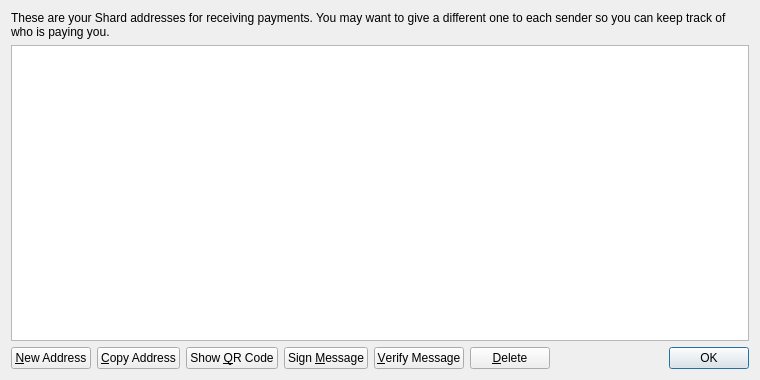
Old version of the form src/qt/forms/addressbookpage.ui in the repository ShardcoinRepo/shard.
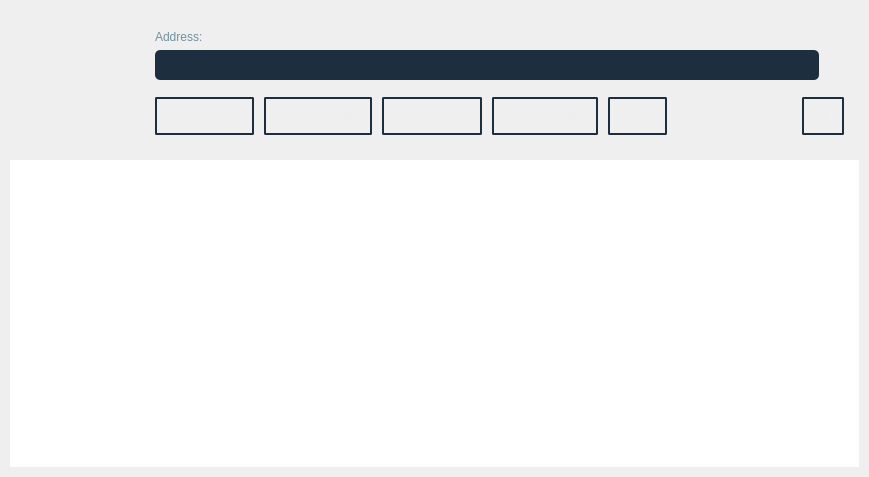
New version of the form. Icons and pictures are not drawn. Custom widgets are drawn as their Qt base class.

```diff
--- a/src/qt/forms/addressbookpage.ui
+++ b/src/qt/forms/addressbookpage.ui
@@ -6,69 +6,251 @@
    <rect>
     <x>0</x>
     <y>0</y>
-    <width>760</width>
-    <height>380</height>
+    <width>869</width>
+    <height>477</height>
    </rect>
   </property>
   <property name="windowTitle">
    <string>Address Book</string>
   </property>
+  <property name="styleSheet">
+   <string notr="true">QHeaderView::section {
+    background-color: qlineargradient(x1:0, y1:0, x2:0, y2:1,
+                                      stop:0 #616161, stop: 0.5 #505050,
+                                      stop: 0.6 #434343, stop:1 #656565);
+    color: white;
+    padding-left: 4px;
+    border: 1px solid #6c6c6c;
+
+}
+QWidget{background:'#0b1d2c';}
+
+QHeaderView::section:checked
+{
+    background-color: red;
+}
+
+/* style the sort indicator */
+QHeaderView::down-arrow {
+    image: url(down_arrow.png);
+}
+
+QHeaderView::up-arrow {
+    image: url(up_arrow.png);
+}</string>
+  </property>
+  <layout class="QGridLayout" name="gridLayout">
+   <property name="leftMargin">
+    <number>0</number>
+   </property>
+   <property name="topMargin">
+    <number>0</number>
+   </property>
+   <property name="rightMargin">
+    <number>0</number>
+   </property>
+   <property name="bottomMargin">
+    <number>0</number>
+   </property>
+   <property name="spacing">
+    <number>0</number>
+   </property>
+   <item row="2" column="0">
+    <layout class="QVBoxLayout" name="verticalLayout_4">
+     <property name="spacing">
+      <number>0</number>
+     </property>
+     <property name="leftMargin">
+      <number>10</number>
+     </property>
+     <property name="rightMargin">
+      <number>10</number>
+     </property>
+     <property name="bottomMargin">
+      <number>10</number>
+     </property>
+     <item>
+      <widget class="QWidget" name="recieveTop" native="true">
+       <property name="sizePolicy">
+        <sizepolicy hsizetype="Expanding" vsizetype="Fixed">
+         <horstretch>0</horstretch>
+         <verstretch>0</verstretch>
+        </sizepolicy>
+       </property>
+       <property name="minimumSize">
+        <size>
+         <width>131</width>
+         <height>150</height>
+        </size>
+       </property>
+       <property name="styleSheet">
+        <string notr="true">background:'#102537';</string>
+       </property>
   <layout class="QVBoxLayout" name="verticalLayout">
+        <property name="spacing">
+         <number>0</number>
+        </property>
+        <property name="leftMargin">
+         <number>0</number>
+        </property>
+        <property name="topMargin">
+         <number>0</number>
+        </property>
+        <property name="rightMargin">
+         <number>0</number>
+        </property>
+        <property name="bottomMargin">
+         <number>0</number>
+        </property>
    <item>
-    <widget class="QLabel" name="labelExplanation">
+         <layout class="QHBoxLayout" name="horizontalLayout_2">
+          <property name="spacing">
+           <number>0</number>
+          </property>
+          <property name="leftMargin">
+           <number>0</number>
+          </property>
+          <property name="topMargin">
+           <number>0</number>
+          </property>
+          <item>
+           <widget class="CustomButton" name="newAddressButton" native="true">
+            <property name="minimumSize">
+             <size>
+              <width>120</width>
+              <height>0</height>
+             </size>
+            </property>
+            <property name="maximumSize">
+             <size>
+              <width>120</width>
+              <height>16777215</height>
+             </size>
+            </property>
+            <property name="styleSheet">
+             <string notr="true">background:'#0d2131';border:0px</string>
+            </property>
+            <layout class="QVBoxLayout" name="verticalLayout_3">
+             <property name="spacing">
+              <number>0</number>
+             </property>
+             <property name="leftMargin">
+              <number>0</number>
+             </property>
+             <property name="topMargin">
+              <number>0</number>
+             </property>
+             <property name="rightMargin">
+              <number>0</number>
+             </property>
+             <property name="bottomMargin">
+              <number>0</number>
+             </property>
+            </layout>
+           </widget>
+          </item>
+          <item>
+           <layout class="QVBoxLayout" name="verticalLayout_2">
+            <property name="rightMargin">
+             <number>15</number>
+            </property>
+            <item>
+             <layout class="QVBoxLayout" name="verticalLayout_5">
+              <property name="spacing">
+               <number>6</number>
+              </property>
+              <property name="leftMargin">
+               <number>25</number>
+              </property>
+              <property name="rightMargin">
+               <number>25</number>
+              </property>
+              <item>
+               <widget class="QLabel" name="label_address">
+                <property name="styleSheet">
+                 <string notr="true">color:#72909e;</string>
+                </property>
      <property name="text">
-      <string>These are your Shard addresses for receiving payments. You may want to give a different one to each sender so you can keep track of who is paying you.</string>
-     </property>
-     <property name="textFormat">
-      <enum>Qt::PlainText</enum>
-     </property>
-     <property name="wordWrap">
-      <bool>true</bool>
+                 <string>Address:</string>
+                </property>
+                <property name="alignment">
+                 <set>Qt::AlignBottom|Qt::AlignLeading|Qt::AlignLeft</set>
      </property>
     </widget>
    </item>
    <item>
-    <widget class="QTableView" name="tableView">
-     <property name="contextMenuPolicy">
-      <enum>Qt::CustomContextMenu</enum>
-     </property>
-     <property name="toolTip">
-      <string>Double-click to edit address or label</string>
-     </property>
-     <property name="tabKeyNavigation">
-      <bool>false</bool>
-     </property>
-     <property name="selectionMode">
-      <enum>QAbstractItemView::SingleSelection</enum>
-     </property>
-     <property name="selectionBehavior">
-      <enum>QAbstractItemView::SelectRows</enum>
-     </property>
-     <property name="sortingEnabled">
+               <widget class="QLineEdit" name="addressEdit">
+                <property name="styleSheet">
+                 <string notr="true">background:#1d2e3f;
+color:white;
+padding:7px;
+border-radius:5px;
+font: 10pt 'Ubuntu';
+margin-bottom:2px;
+</string>
+                </property>
+                <property name="readOnly">
       <bool>true</bool>
      </property>
-     <attribute name="verticalHeaderVisible">
-      <bool>false</bool>
-     </attribute>
-    </widget>
+               </widget>
+              </item>
+             </layout>
    </item>
    <item>
     <layout class="QHBoxLayout" name="horizontalLayout">
-     <item>
-      <widget class="QPushButton" name="newAddressButton">
-       <property name="toolTip">
-        <string>Create a new address</string>
-       </property>
-       <property name="text">
-        <string>&amp;New Address</string>
-       </property>
-      </widget>
-     </item>
+              <property name="spacing">
+               <number>10</number>
+              </property>
+              <property name="leftMargin">
+               <number>25</number>
+              </property>
+              <property name="topMargin">
+               <number>15</number>
+              </property>
+              <property name="bottomMargin">
+               <number>15</number>
+              </property>
      <item>
       <widget class="QPushButton" name="copyToClipboard">
        <property name="toolTip">
         <string>Copy the currently selected address to the system clipboard</string>
        </property>
+                <property name="styleSheet">
+                 <string notr="true">QPushButton { 
+ background-color: &quot;#0d2131&quot;;
+	border:2px solid #1d2e3f;
+color:#eeeeee;
+padding:10px;
+;
+	outline: none;
+border-radius:2px;
+
+}
+
+QPushButton:pressed {
+   background-color: &quot;#1d2e3f&quot;;
+border:2px solid gray;
+	color:white;
+
+}
+
+QPushButton:hover {
+     background-color: &quot;#102537&quot;;
+	border:2px solid #0f3e54;
+ }
+QPushButton:checked { 
+     background-color: &quot;#0d2131&quot;;
+border:2px solid #0f3e54;
+	color:white;
+
+ }
+QPushButton:disabled { 
+    background:'#0d2131';
+color:gray;
+border:2px solid #0b1d2c;
+ }
+</string>
+                </property>
        <property name="text">
         <string>&amp;Copy Address</string>
        </property>
@@ -76,6 +258,42 @@
      </item>
      <item>
       <widget class="QPushButton" name="showQRCode">
+                <property name="styleSheet">
+                 <string notr="true">QPushButton { 
+ background-color: &quot;#0d2131&quot;;
+	border:2px solid #1d2e3f;
+color:#eeeeee;
+padding:10px;
+;
+	outline: none;
+border-radius:2px;
+
+}
+
+QPushButton:pressed {
+   background-color: &quot;#1d2e3f&quot;;
+border:2px solid gray;
+	color:white;
+
+}
+
+QPushButton:hover {
+     background-color: &quot;#102537&quot;;
+	border:2px solid #0f3e54;
+ }
+QPushButton:checked { 
+     background-color: &quot;#0d2131&quot;;
+border:2px solid #0f3e54;
+	color:white;
+
+ }
+QPushButton:disabled { 
+    background:'#0d2131';
+color:gray;
+border:2px solid #0b1d2c;
+ }
+</string>
+                </property>
        <property name="text">
         <string>Show &amp;QR Code</string>
        </property>
@@ -86,6 +304,42 @@
        <property name="toolTip">
         <string>Sign a message to prove you own a Shard address</string>
        </property>
+                <property name="styleSheet">
+                 <string notr="true">QPushButton { 
+ background-color: &quot;#0d2131&quot;;
+	border:2px solid #1d2e3f;
+color:#eeeeee;
+padding:10px;
+;
+	outline: none;
+border-radius:2px;
+
+}
+
+QPushButton:pressed {
+   background-color: &quot;#1d2e3f&quot;;
+border:2px solid gray;
+	color:white;
+
+}
+
+QPushButton:hover {
+     background-color: &quot;#102537&quot;;
+	border:2px solid #0f3e54;
+ }
+QPushButton:checked { 
+     background-color: &quot;#0d2131&quot;;
+border:2px solid #0f3e54;
+	color:white;
+
+ }
+QPushButton:disabled { 
+    background:'#0d2131';
+color:gray;
+border:2px solid #0b1d2c;
+ }
+</string>
+                </property>
        <property name="text">
         <string>Sign &amp;Message</string>
        </property>
@@ -93,9 +347,51 @@
      </item>
      <item>
       <widget class="QPushButton" name="verifyMessage">
+                <property name="maximumSize">
+                 <size>
+                  <width>16777215</width>
+                  <height>16777215</height>
+                 </size>
+                </property>
        <property name="toolTip">
         <string>Verify a message to ensure it was signed with a specified Shard address</string>
        </property>
+                <property name="styleSheet">
+                 <string notr="true">QPushButton { 
+ background-color: &quot;#0d2131&quot;;
+	border:2px solid #1d2e3f;
+color:#eeeeee;
+padding:10px;
+;
+	outline: none;
+border-radius:2px;
+
+}
+
+QPushButton:pressed {
+   background-color: &quot;#1d2e3f&quot;;
+border:2px solid gray;
+	color:white;
+
+}
+
+QPushButton:hover {
+     background-color: &quot;#102537&quot;;
+	border:2px solid #0f3e54;
+ }
+QPushButton:checked { 
+     background-color: &quot;#0d2131&quot;;
+border:2px solid #0f3e54;
+	color:white;
+
+ }
+QPushButton:disabled { 
+    background:'#0d2131';
+color:gray;
+border:2px solid #0b1d2c;
+ }
+</string>
+                </property>
        <property name="text">
         <string>&amp;Verify Message</string>
        </property>
@@ -106,6 +402,42 @@
        <property name="toolTip">
         <string>Delete the currently selected address from the list</string>
        </property>
+                <property name="styleSheet">
+                 <string notr="true">QPushButton { 
+ background-color: &quot;#0d2131&quot;;
+	border:2px solid #1d2e3f;
+color:#eeeeee;
+padding:10px;
+;
+	outline: none;
+border-radius:2px;
+
+}
+
+QPushButton:pressed {
+   background-color: &quot;#1d2e3f&quot;;
+border:2px solid gray;
+	color:white;
+
+}
+
+QPushButton:hover {
+     background-color: &quot;#102537&quot;;
+	border:2px solid #0f3e54;
+ }
+QPushButton:checked { 
+     background-color: &quot;#0d2131&quot;;
+border:2px solid #0f3e54;
+	color:white;
+
+ }
+QPushButton:disabled { 
+    background:'#0d2131';
+color:gray;
+border:2px solid #0b1d2c;
+ }
+</string>
+                </property>
        <property name="text">
         <string>&amp;Delete</string>
        </property>
@@ -132,6 +464,42 @@
          <verstretch>0</verstretch>
         </sizepolicy>
        </property>
+                <property name="styleSheet">
+                 <string notr="true">QPushButton { 
+ background-color: &quot;#0d2131&quot;;
+	border:2px solid #1d2e3f;
+color:#eeeeee;
+padding:10px;
+;
+	outline: none;
+border-radius:2px;
+
+}
+
+QPushButton:pressed {
+   background-color: &quot;#1d2e3f&quot;;
+border:2px solid gray;
+	color:white;
+
+}
+
+QPushButton:hover {
+     background-color: &quot;#102537&quot;;
+	border:2px solid #0f3e54;
+ }
+QPushButton:checked { 
+     background-color: &quot;#0d2131&quot;;
+border:2px solid #0f3e54;
+	color:white;
+
+ }
+QPushButton:disabled { 
+    background:'#0d2131';
+color:gray;
+border:2px solid #0b1d2c;
+ }
+</string>
+                </property>
        <property name="standardButtons">
         <set>QDialogButtonBox::Ok</set>
        </property>
@@ -140,9 +508,97 @@
     </layout>
    </item>
   </layout>
- </widget>
- <resources>
-  <include location="../bitcoin.qrc"/>
- </resources>
+          </item>
+         </layout>
+        </item>
+       </layout>
+      </widget>
+     </item>
+     <item>
+      <layout class="QVBoxLayout" name="verticalLayout_6">
+       <item>
+        <widget class="QTableView" name="tableView">
+         <property name="sizePolicy">
+          <sizepolicy hsizetype="Preferred" vsizetype="Expanding">
+           <horstretch>0</horstretch>
+           <verstretch>0</verstretch>
+          </sizepolicy>
+         </property>
+         <property name="contextMenuPolicy">
+          <enum>Qt::CustomContextMenu</enum>
+         </property>
+         <property name="toolTip">
+          <string>Double-click to edit address or label</string>
+         </property>
+         <property name="styleSheet">
+          <string notr="true">QTableView{background:'#102537';
+color:white;
+border:0px;
+selection-background-color: '#1d2e3f';
+margin-top:10px;
+font: 10pt 'Ubuntu';
+
+}
+QLineEdit{color:white} QPlatinTextEdit{color:white}
+QTableView::item:selected{
+background-color: '#1d2e3f';
+color:white;
+}
+QScrollArea{border:0px;margin:0px;outline:none;}
+
+QScrollBar
+{
+ width:9px;
+outline:none;
+}
+QScrollBar::handle{
+background: rgb(0, 51, 78);
+width:9px;
+outline:none;}
+QScrollBar::handle:hover{
+background: rgb(0, 67, 97);
+width:9px;}
+QScrollBar::add-line, QScrollBar::sub-line{
+height:0px;}
+QScrollBar::add-page, QScrollBar::sub-page{
+background:#0d2131;
+outline:none;}
+</string>
+         </property>
+         <property name="tabKeyNavigation">
+          <bool>false</bool>
+         </property>
+         <property name="selectionMode">
+          <enum>QAbstractItemView::SingleSelection</enum>
+         </property>
+         <property name="selectionBehavior">
+          <enum>QAbstractItemView::SelectRows</enum>
+         </property>
+         <property name="gridStyle">
+          <enum>Qt::NoPen</enum>
+         </property>
+         <property name="sortingEnabled">
+          <bool>true</bool>
+         </property>
+         <attribute name="verticalHeaderVisible">
+          <bool>false</bool>
+         </attribute>
+        </widget>
+       </item>
+      </layout>
+     </item>
+    </layout>
+   </item>
+  </layout>
+ </widget>
+ <customwidgets>
+  <customwidget>
+   <class>CustomButton</class>
+   <extends>QWidget</extends>
+   <header location="global">custombutton.h</header>
+   <container>1</container>
+  </customwidget>
+ </customwidgets>
+ <resources/>
  <connections/>
 </ui>
```
Lines whose indentation alone changed are shown as unchanged.
